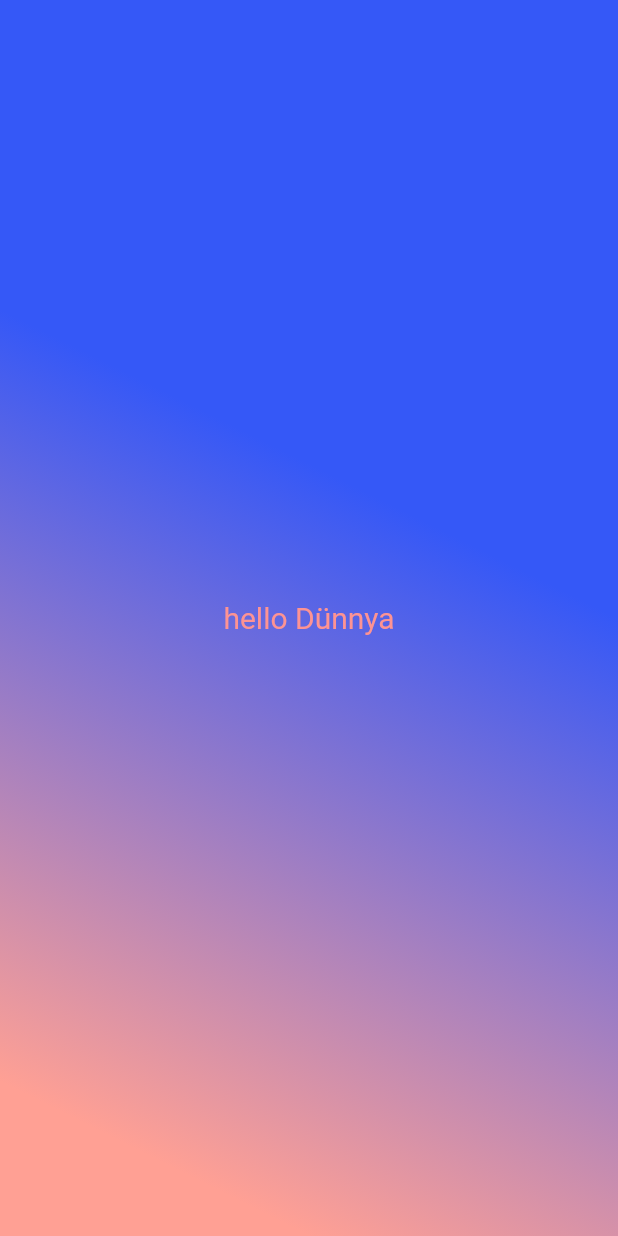
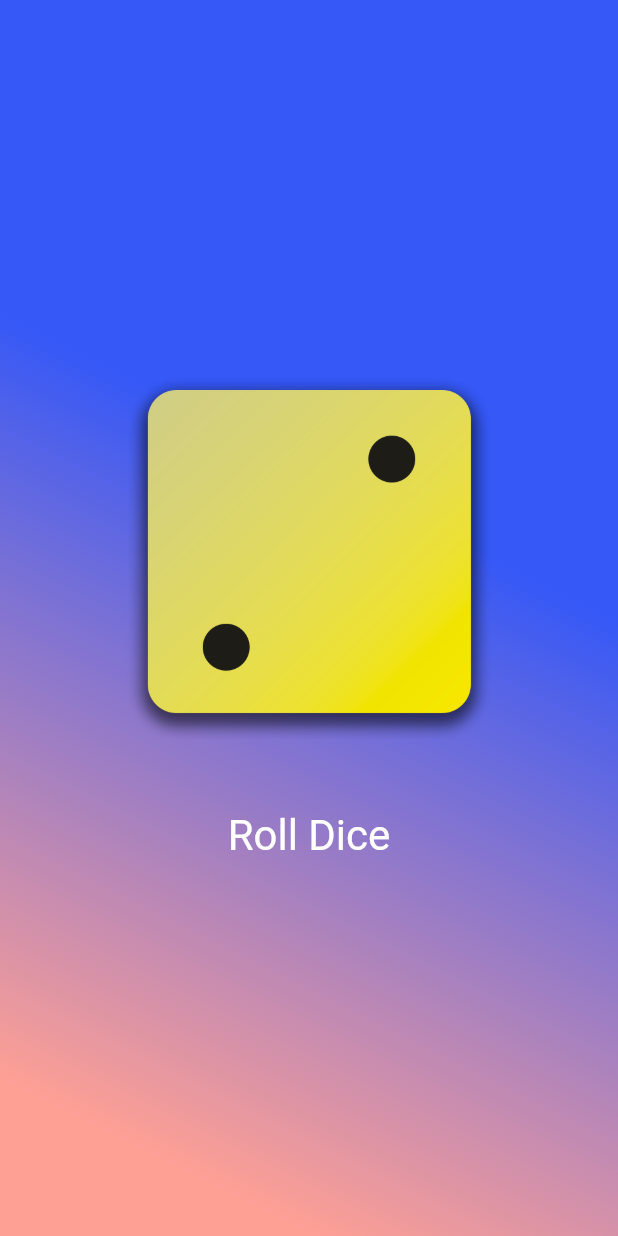
Before and after one commit to retropol/flutter-roll_dice_app, a Flutter app: the screen it shows after launch, on a phone screen of 412 x 824 dp. Run offline on Flutter 3.47's test engine with Material 2 defaults, Android fonts, the phone set to English and light mode, and no system bars.

Commit message:
added some features

```diff
--- a/lib/gradient_container.dart
+++ b/lib/gradient_container.dart
@@ -1,4 +1,5 @@
 import 'package:flutter/material.dart';
+import 'package:roll_dice/roll_dice.dart';
 import 'package:roll_dice/styled_text.dart';
 
 var ortala =
@@ -11,12 +12,15 @@ Alignment?
 class GradientContainer extends StatelessWidget {
   GradientContainer(this.colors, {super.key});
   final List<Color> colors;
+
   @override
   Widget build(context) {
     return Container(
       decoration: BoxDecoration(
           gradient: LinearGradient(colors: colors, begin: ortala)),
-      child: Center(child: StyledText("hello Dünnya")),
+      child: Center(
+        child: DiceRoller(),
+      ),
     );
   }
 }
--- /dev/null
+++ b/lib/roll_dice.dart
@@ -0,0 +1,49 @@
+import 'package:flutter/material.dart';
+import 'dart:math';
+
+class DiceRoller extends StatefulWidget {
+  DiceRoller({super.key});
+
+  @override
+  State<DiceRoller> createState() {
+    return _DiceRollerState();
+  }
+}
+
+class _DiceRollerState extends State<DiceRoller> {
+  final randomizer = Random();
+
+  var currentDiceRoll = 2;
+
+  void rollDice() {
+    setState(() {
+      currentDiceRoll = randomizer.nextInt(6) + 1;
+    });
+  }
+
+  @override
+  Widget build(context) {
+    return Column(mainAxisSize: MainAxisSize.min, children: [
+      AnimatedSwitcher(
+        duration: Duration(milliseconds: 300), //  süresi
+        child: Image.asset(
+          "assets/images/dice-$currentDiceRoll.png",
+          key: ValueKey<int>(
+              currentDiceRoll), // Eğer Image widget'ının key'i değişirse animasyon çalışır
+          width: 250,
+        ),
+      ),
+      SizedBox(
+        height: 40,
+      ),
+      TextButton(
+          onPressed: rollDice,
+          style: TextButton.styleFrom(
+              foregroundColor: Colors.white,
+              textStyle: const TextStyle(
+                fontSize: 28,
+              )),
+          child: const Text("Roll Dice"))
+    ]);
+  }
+}
```
